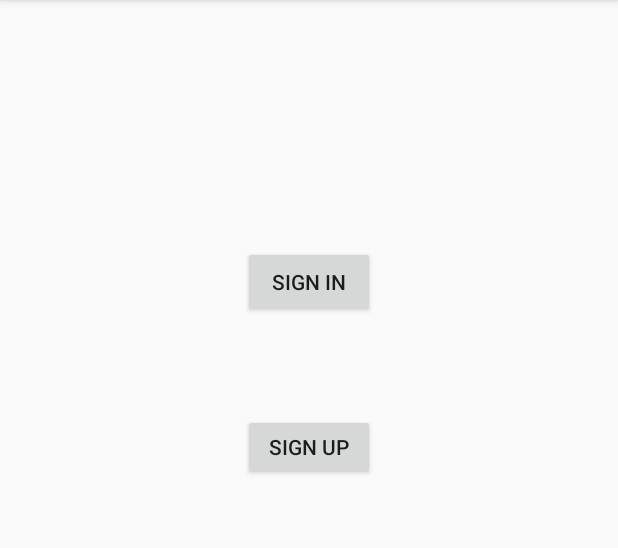
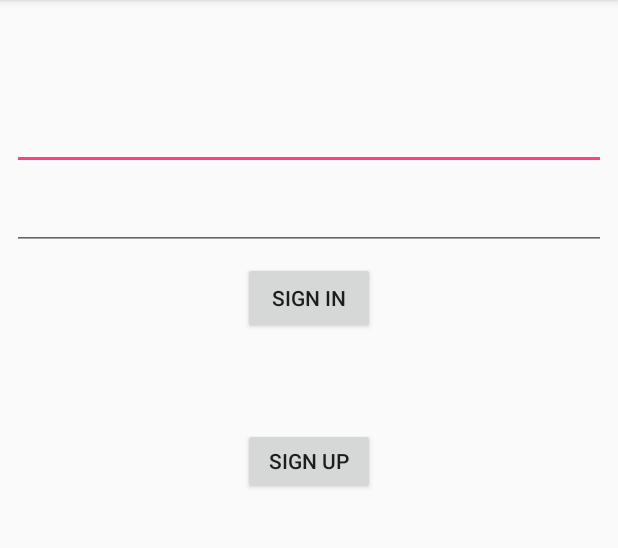
Before and after one commit to ciaran81/MVPSample, an Android app: the screen it shows after launch (ActivitySignIn), after a tap on "SIGN IN", on a phone screen of 412 x 824 dp, the part 84-632 px from its top. Run offline under Robolectric (Android 15) with nearby library versions, the phone set to English and light mode, and no system bars; our stand-ins replace ButterKnife.

```diff
--- a/app/src/main/java/com/example/cdoherty/simplemvpspike/SignIn/ActivitySignIn.java
+++ b/app/src/main/java/com/example/cdoherty/simplemvpspike/SignIn/ActivitySignIn.java
@@ -2,20 +2,28 @@ package com.example.cdoherty.simplemvpspike.SignIn;
 
 import android.support.v7.app.AppCompatActivity;
 import android.os.Bundle;
+import android.util.Log;
+import android.widget.EditText;
 import android.widget.Toast;
 
 import com.example.cdoherty.simplemvpspike.R;
 
+import butterknife.BindView;
 import butterknife.ButterKnife;
 import butterknife.OnClick;
 
 public class ActivitySignIn extends AppCompatActivity implements ViewSignIn {
+    public static final String TAG = ActivitySignIn.class.getSimpleName();
+    private PresenterSignIn presenter;
 
-    private PresenterSignIn presenter;
+    @BindView(R.id.username)
+    EditText username;
+    @BindView(R.id.password)
+    EditText password;
 
     @OnClick(R.id.sign_in)
     void signInClicked() {
-        presenter.onSignInClick();
+        presenter.onSignInClick(username.getText().toString(), password.getText().toString());
     }
 
     @OnClick(R.id.sign_up)
@@ -33,7 +41,16 @@ public class ActivitySignIn extends AppCompatActivity implements ViewSignIn {
     }
 
     @Override
-    public void provideFeedback(String message) {
-        Toast.makeText(this, message, Toast.LENGTH_SHORT).show();
+    public void signIn(boolean isSignedIn) {
+        //if signed in display the next activity
+        //else display login error
+        String signIn = isSignedIn ? "success" : "failure";
+        Log.d(TAG, "signIn: " + signIn);
+    }
+
+    @Override
+    public void signUp() {
+        //display signup view
+        Log.d(TAG, "signUp: ");
     }
 }
--- a/app/src/main/java/com/example/cdoherty/simplemvpspike/SignIn/ModelSignIn.java
+++ b/app/src/main/java/com/example/cdoherty/simplemvpspike/SignIn/ModelSignIn.java
@@ -8,18 +8,22 @@ import android.util.Log;
 
 public class ModelSignIn implements SignInImplementation {
 
-    public ModelSignIn() {
+    public static final String TAG = ModelSignIn.class.getSimpleName();
+
+    @Override
+    public void signIn(String name, String password, SignInListener listener) {
+        Log.d(TAG, "signIn: " + name + " " + password);
+        //if sign in successful
+        listener.onSignInReceived(validateSignIn(name, password));
     }
 
     @Override
-    public void signIn(String name, String username, SignInListener listener) {
-        listener.onSignInReceived("sign in received");
+    public void signUp(SignInListener listener) {
+        listener.onSignUpReceived();
     }
 
-    @Override
-    public void signUp(String name, String username, SignInListener listener) {
-        listener.onSignUpReceived("sign up received");
+    private boolean validateSignIn(String username, String password) {
+        //todo check shared prefs for username and password
+        return (password.equals("password"));
     }
-
-    //todo act on when the buttons are pressed through the presenter
 }
--- a/app/src/main/java/com/example/cdoherty/simplemvpspike/SignIn/PresenterSignIn.java
+++ b/app/src/main/java/com/example/cdoherty/simplemvpspike/SignIn/PresenterSignIn.java
@@ -1,7 +1,4 @@
 package com.example.cdoherty.simplemvpspike.SignIn;
-
-import android.util.Log;
-import android.view.View;
 
 /**
  * Created by cdoherty on 27/02/2018.
@@ -18,24 +15,24 @@ public class PresenterSignIn implements SignInInteractor, SignInImplementation.S
     }
 
     @Override
-    public void onSignInClick() {
-        modelSignIn.signIn("....", "...", this);
+    public void onSignInClick(String username, String password) {
+        modelSignIn.signIn(username, password, this);
 
     }
 
     @Override
     public void onSignUpClick() {
-        modelSignIn.signUp("..", "...", this);
+        modelSignIn.signUp( this);
     }
 
     @Override
-    public void onSignInReceived(String message) {
-        viewSignIn.provideFeedback(message);
+    public void onSignInReceived(boolean isSignedIn) {
+        viewSignIn.signIn(isSignedIn);
     }
 
     @Override
-    public void onSignUpReceived(String message) {
-        viewSignIn.provideFeedback(message);
+    public void onSignUpReceived() {
+        viewSignIn.signUp();
     }
 
 }
--- a/app/src/main/java/com/example/cdoherty/simplemvpspike/SignIn/SignInImplementation.java
+++ b/app/src/main/java/com/example/cdoherty/simplemvpspike/SignIn/SignInImplementation.java
@@ -7,13 +7,13 @@ package com.example.cdoherty.simplemvpspike.SignIn;
 public interface SignInImplementation {
 
      interface SignInListener {
-        void onSignInReceived(String message);
+        void onSignInReceived(boolean isSignedIn);
 
-        void onSignUpReceived(String message);
+        void onSignUpReceived();
     }
 
     void signIn(String username, String password, SignInListener listener);
 
-    void signUp(String name, String username, SignInListener listener);
+    void signUp(SignInListener listener);
 
 }
--- a/app/src/main/java/com/example/cdoherty/simplemvpspike/SignIn/SignInInteractor.java
+++ b/app/src/main/java/com/example/cdoherty/simplemvpspike/SignIn/SignInInteractor.java
@@ -5,7 +5,7 @@ package com.example.cdoherty.simplemvpspike.SignIn;
  */
 
 public interface SignInInteractor {
-    void onSignInClick();
+    void onSignInClick(String username, String password);
 
     void onSignUpClick();
 }
--- a/app/src/main/java/com/example/cdoherty/simplemvpspike/SignIn/ViewSignIn.java
+++ b/app/src/main/java/com/example/cdoherty/simplemvpspike/SignIn/ViewSignIn.java
@@ -6,6 +6,7 @@ package com.example.cdoherty.simplemvpspike.SignIn;
 
 public interface ViewSignIn {
 
-    void provideFeedback(String message);
+    void signIn(boolean isSignedIn);
+    void signUp();
 
 }
--- a/app/src/main/res/layout/activity_main.xml
+++ b/app/src/main/res/layout/activity_main.xml
@@ -13,11 +13,11 @@
         android:layout_height="wrap_content"
         android:layout_marginEnd="8dp"
         android:layout_marginStart="8dp"
-        android:layout_marginTop="164dp"
+        android:layout_marginTop="8dp"
         android:text="Sign In"
         app:layout_constraintEnd_toEndOf="parent"
         app:layout_constraintStart_toStartOf="parent"
-        app:layout_constraintTop_toTopOf="parent" />
+        app:layout_constraintTop_toBottomOf="@+id/password" />
 
     <Button
         android:id="@+id/sign_up"
@@ -33,4 +33,27 @@
         app:layout_constraintStart_toStartOf="parent"
         app:layout_constraintTop_toBottomOf="@+id/sign_in"
         app:layout_constraintVertical_bias="0.113" />
+
+    <EditText
+        android:id="@+id/username"
+        android:layout_width="match_parent"
+        android:layout_height="wrap_content"
+        android:layout_marginEnd="8dp"
+        android:layout_marginStart="8dp"
+        android:layout_marginTop="68dp"
+        app:layout_constraintEnd_toEndOf="parent"
+        app:layout_constraintHorizontal_bias="0.0"
+        app:layout_constraintStart_toStartOf="parent"
+        app:layout_constraintTop_toTopOf="parent" />
+
+    <EditText
+        android:id="@+id/password"
+        android:layout_width="match_parent"
+        android:layout_height="wrap_content"
+        android:layout_marginEnd="8dp"
+        android:layout_marginStart="8dp"
+        android:layout_marginTop="8dp"
+        app:layout_constraintEnd_toEndOf="parent"
+        app:layout_constraintStart_toStartOf="parent"
+        app:layout_constraintTop_toBottomOf="@+id/username" />
 </android.support.constraint.ConstraintLayout>
```
Also changed, not shown: 8 other files.
